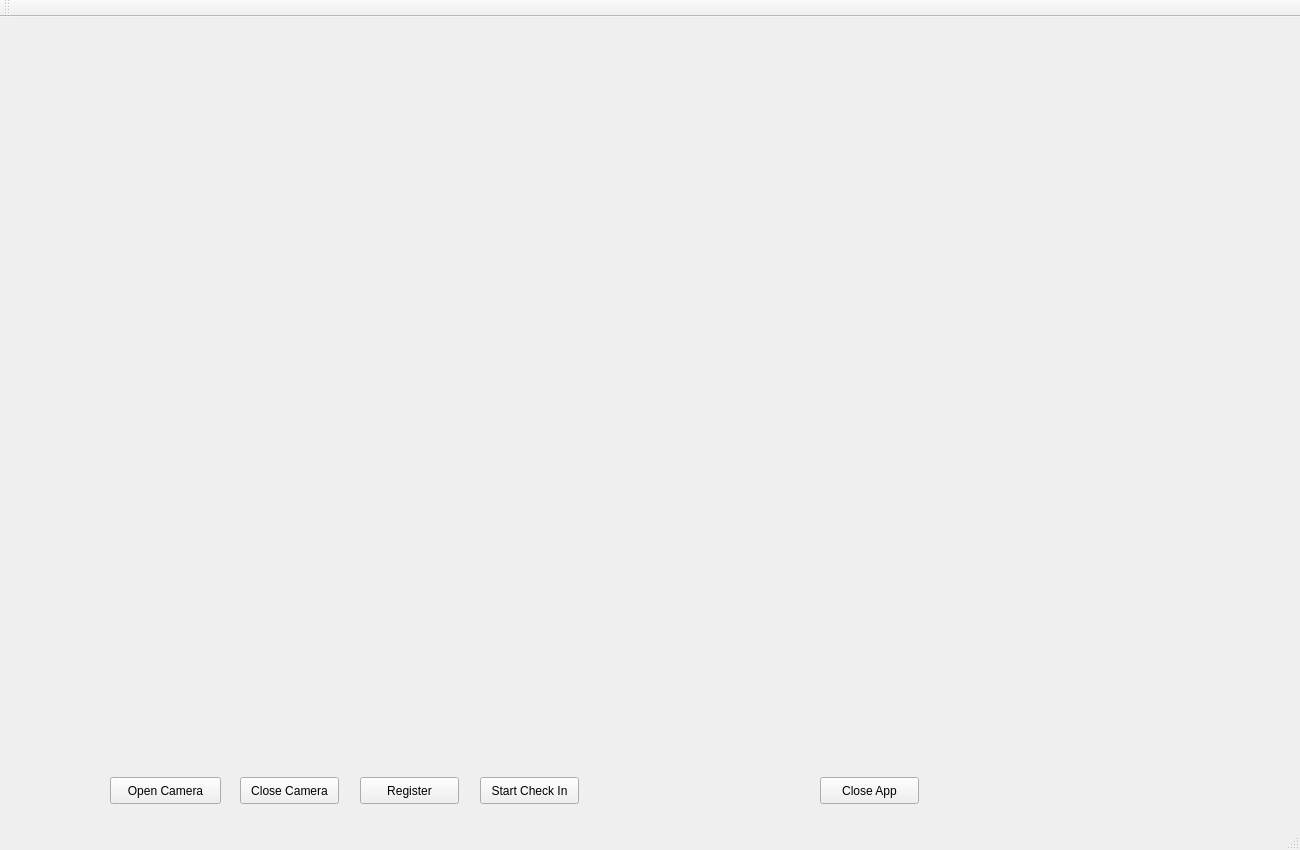
The window that mainwindow.ui (thongdk8/face_recognition_GUI) describes before a commit, drawn with Qt 5.
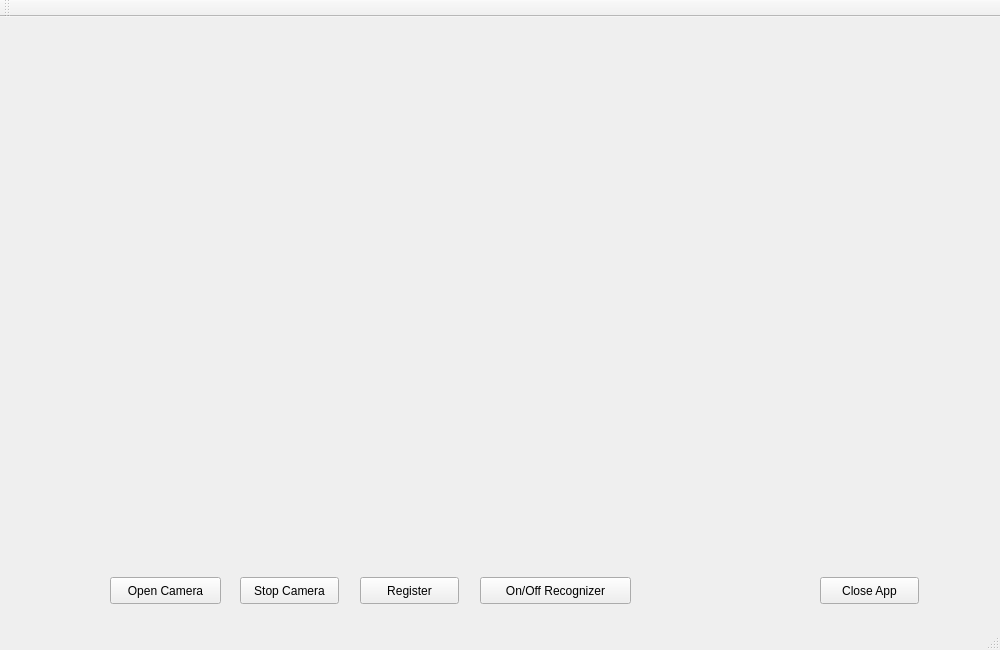
The same window after the commit.

Patch:
```diff
--- a/mainwindow.ui
+++ b/mainwindow.ui
@@ -6,8 +6,8 @@
    <rect>
     <x>0</x>
     <y>0</y>
-    <width>1300</width>
-    <height>850</height>
+    <width>1000</width>
+    <height>650</height>
    </rect>
   </property>
   <property name="windowTitle">
@@ -18,7 +18,7 @@
     <property name="geometry">
      <rect>
       <x>360</x>
-      <y>760</y>
+      <y>560</y>
       <width>99</width>
       <height>27</height>
      </rect>
@@ -31,13 +31,13 @@
     <property name="geometry">
      <rect>
       <x>480</x>
-      <y>760</y>
-      <width>99</width>
+      <y>560</y>
+      <width>151</width>
       <height>27</height>
      </rect>
     </property>
     <property name="text">
-     <string>Start Check In</string>
+     <string>On/Off Recognizer</string>
     </property>
    </widget>
    <widget class="QLabel" name="imageScreen">
@@ -45,8 +45,8 @@
      <rect>
       <x>10</x>
       <y>10</y>
-      <width>1280</width>
-      <height>720</height>
+      <width>960</width>
+      <height>540</height>
      </rect>
     </property>
     <property name="autoFillBackground">
@@ -60,7 +60,7 @@
     <property name="geometry">
      <rect>
       <x>110</x>
-      <y>760</y>
+      <y>560</y>
       <width>111</width>
       <height>27</height>
      </rect>
@@ -73,20 +73,20 @@
     <property name="geometry">
      <rect>
       <x>240</x>
-      <y>760</y>
+      <y>560</y>
       <width>99</width>
       <height>27</height>
      </rect>
     </property>
     <property name="text">
-     <string>Close Camera</string>
+     <string>Stop Camera</string>
     </property>
    </widget>
    <widget class="QPushButton" name="pushCloseApp">
     <property name="geometry">
      <rect>
       <x>820</x>
-      <y>760</y>
+      <y>560</y>
       <width>99</width>
       <height>27</height>
      </rect>
```
Left out of the diff: 2 changed lines with no effect on the pictures.
